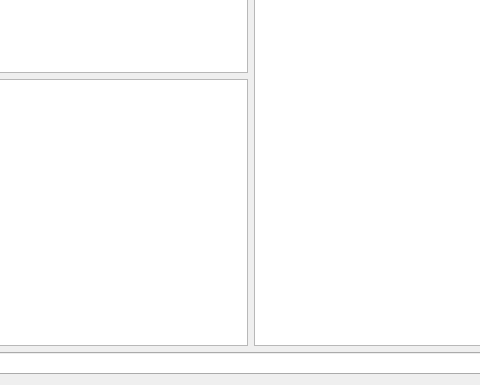
This is tools/ylliab/parserview.ui in 8051Enthusiast/yabo as Qt 5 draws it before an edit; both pictures show x 192 to 672 and y 241 to 626 of the 886 by 626 pixel window. The edited form follows.
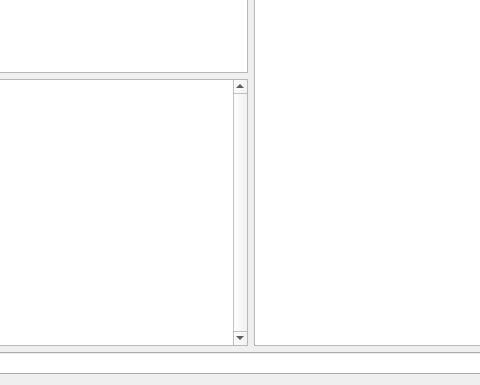
This is the edited form. Icons and pictures are not drawn.

Patch:
```diff
--- a/tools/ylliab/parserview.ui
+++ b/tools/ylliab/parserview.ui
@@ -85,6 +85,9 @@
        </item>
        <item>
         <widget class="QTableView" name="tableView">
+         <property name="verticalScrollBarPolicy">
+          <enum>Qt::ScrollBarAlwaysOn</enum>
+         </property>
          <property name="alternatingRowColors">
           <bool>true</bool>
          </property>
```
